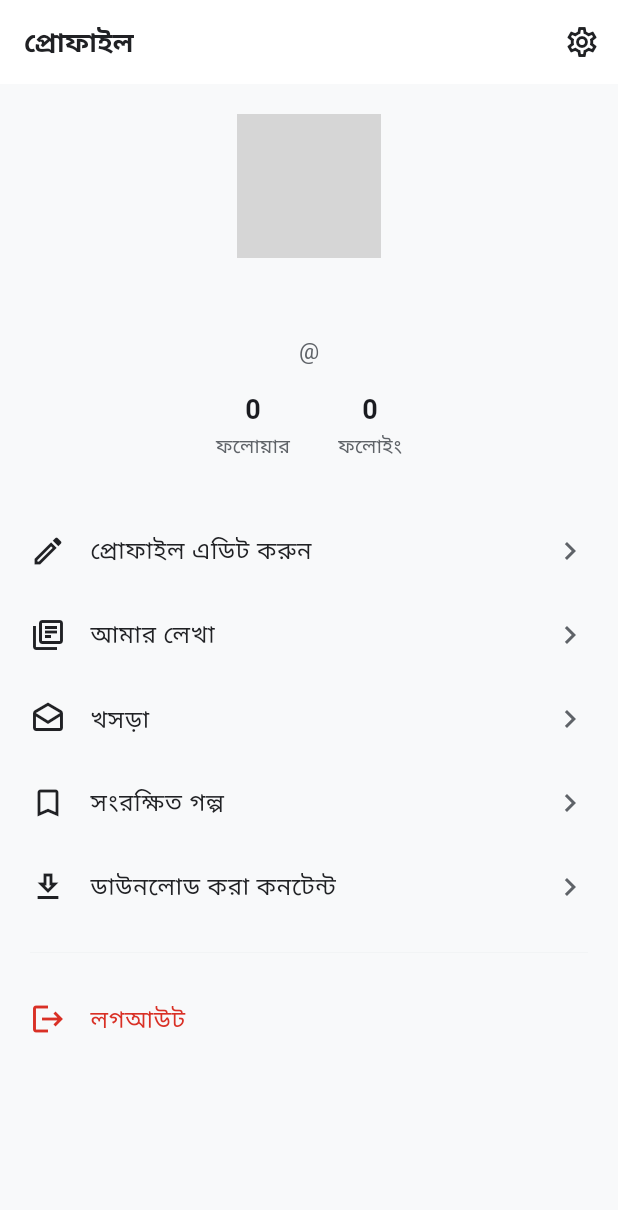
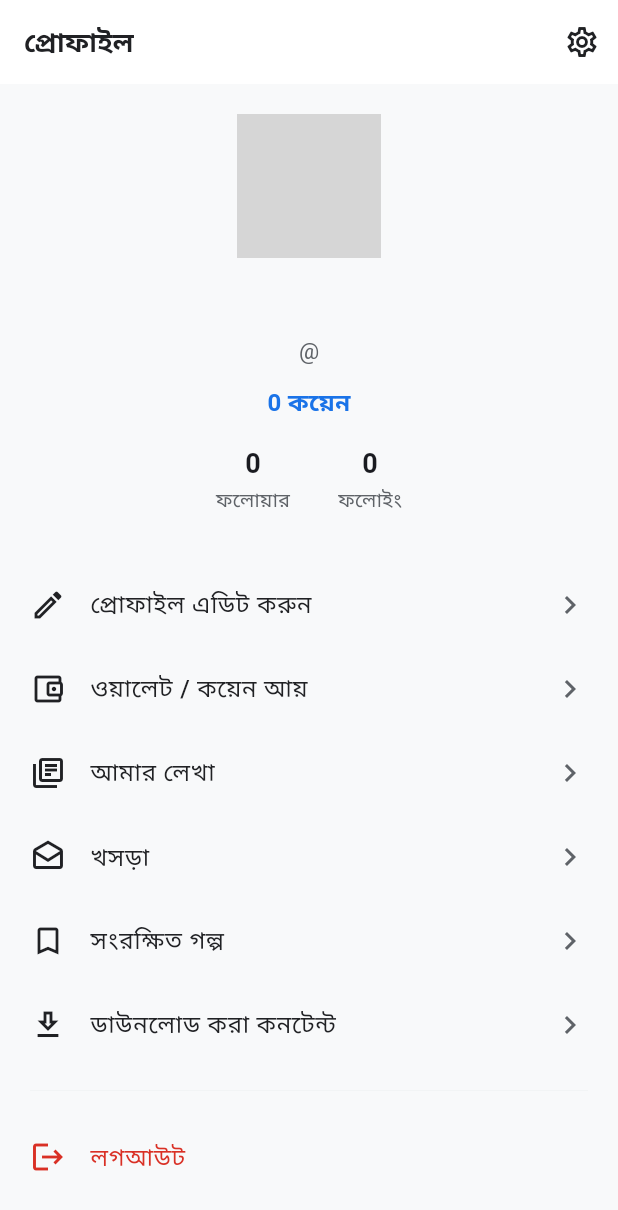
Before and after one commit to laki299/GolpoGhor, a Flutter app: the UserProfileScreen screen opened by its route, on a phone screen of 412 x 824 dp. Shown: the top 1210 px of the screen. Run offline on Flutter 3.47's test engine with Material 3 defaults, Android fonts, the phone set to English and light mode, and no system bars; our stand-ins replace cached_network_image, flutter_riverpod, go_router, image_picker, shared_preferences, supabase_flutter; accounts and stored records are empty; network calls fail; grey boxes are pictures that could not be loaded.

Commit message:
Refactor user profile screen to include admin check

```diff
--- a/lib/features/profile/presentation/screens/user_profile_screen.dart
+++ b/lib/features/profile/presentation/screens/user_profile_screen.dart
@@ -3,9 +3,9 @@ import 'package:flutter_riverpod/flutter_riverpod.dart';
 import 'package:go_router/go_router.dart';
 import 'package:cached_network_image/cached_network_image.dart';
 import '../../../../core/models/user_model.dart';
-import '../../../../core/services/admin_service.dart';
 import '../../../../core/services/auth_service.dart';
 import '../../../../core/services/follow_service.dart';
+import '../../../../core/services/admin_service.dart';
 import '../../../../core/theme/app_colors.dart';
 
 class UserProfileScreen extends ConsumerStatefulWidget {
@@ -18,8 +18,11 @@ class UserProfileScreen extends ConsumerStatefulWidget {
 class _UserProfileScreenState extends ConsumerState<UserProfileScreen> {
   final _authService = AuthService();
   final _followService = FollowService();
+  final _adminService = AdminService();
+
   UserModel? _profile;
   bool _isLoading = true;
+  bool _isAdmin = false;
   int _followerCount = 0;
   int _followingCount = 0;
 
@@ -31,21 +34,22 @@ class _UserProfileScreenState extends ConsumerState<UserProfileScreen> {
 
   Future<void> _loadProfile() async {
     final profile = await _authService.getCurrentProfile();
+    final admin = await _adminService.isCurrentUserAdmin();
     if (profile != null) {
       final followers = await _followService.getFollowerCount(profile.id);
       final following = await _followService.getFollowingCount(profile.id);
-      if (mounted) {
       setState(() {
         _profile = profile;
+        _isAdmin = admin;
         _followerCount = followers;
         _followingCount = following;
         _isLoading = false;
       });
-      }
     } else {
-      if (mounted) {
-        setState(() => _isLoading = false);
-      }
+      setState(() {
+        _isAdmin = admin;
+        _isLoading = false;
+      });
     }
   }
 
@@ -118,6 +122,15 @@ class _UserProfileScreenState extends ConsumerState<UserProfileScreen> {
                               ),
                             ),
                           ],
+                          const SizedBox(height: 12),
+                          Text(
+                            '${_profile!.coins} কয়েন',
+                            style: const TextStyle(
+                              fontSize: 16,
+                              fontWeight: FontWeight.w600,
+                              color: AppColors.primary,
+                            ),
+                          ),
                           const SizedBox(height: 16),
                           Row(
                             mainAxisAlignment: MainAxisAlignment.center,
@@ -154,6 +167,11 @@ class _UserProfileScreenState extends ConsumerState<UserProfileScreen> {
                       },
                     ),
                     _ProfileMenuItem(
+                      icon: Icons.account_balance_wallet_outlined,
+                      title: 'ওয়ালেট / কয়েন আয়',
+                      onTap: () => context.push('/wallet'),
+                    ),
+                    _ProfileMenuItem(
                       icon: Icons.library_books_outlined,
                       title: 'আমার লেখা',
                       onTap: () => context.push('/my-works'),
@@ -173,18 +191,11 @@ class _UserProfileScreenState extends ConsumerState<UserProfileScreen> {
                       title: 'ডাউনলোড করা কনটেন্ট',
                       onTap: () => context.push('/offline'),
                     ),
-                    FutureBuilder<bool>(
-                      future: AdminService().isCurrentUserAdmin(),
-                      builder: (context, snap) {
-                        if (snap.data == true) {
-                          return _ProfileMenuItem(
+                    if (_isAdmin)
+                      _ProfileMenuItem(
                         icon: Icons.admin_panel_settings_outlined,
                         title: 'অ্যাডমিন প্যানেল',
                         onTap: () => context.push('/admin'),
-                          );
-                        }
-                        return const SizedBox.shrink();
-                      },
                       ),
                     const Divider(height: 32),
                     _ProfileMenuItem(
```
Lines whose indentation alone changed are shown as unchanged.
